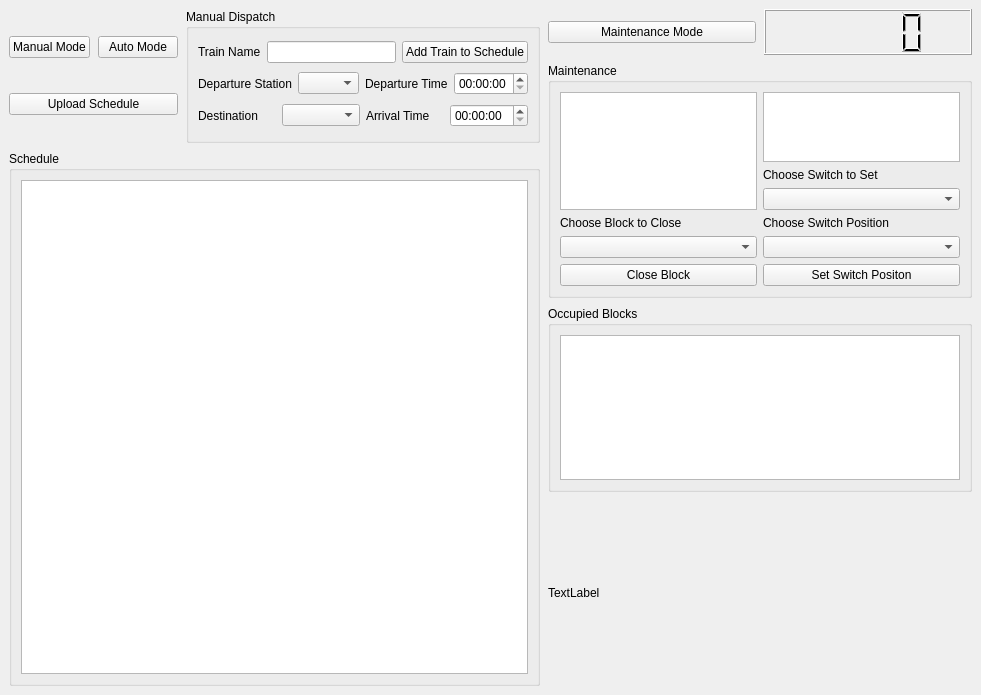
Before: the Qt Designer form CTC/CTC_UI.ui in asmithie13/ECE-1140, drawn with Qt 5.
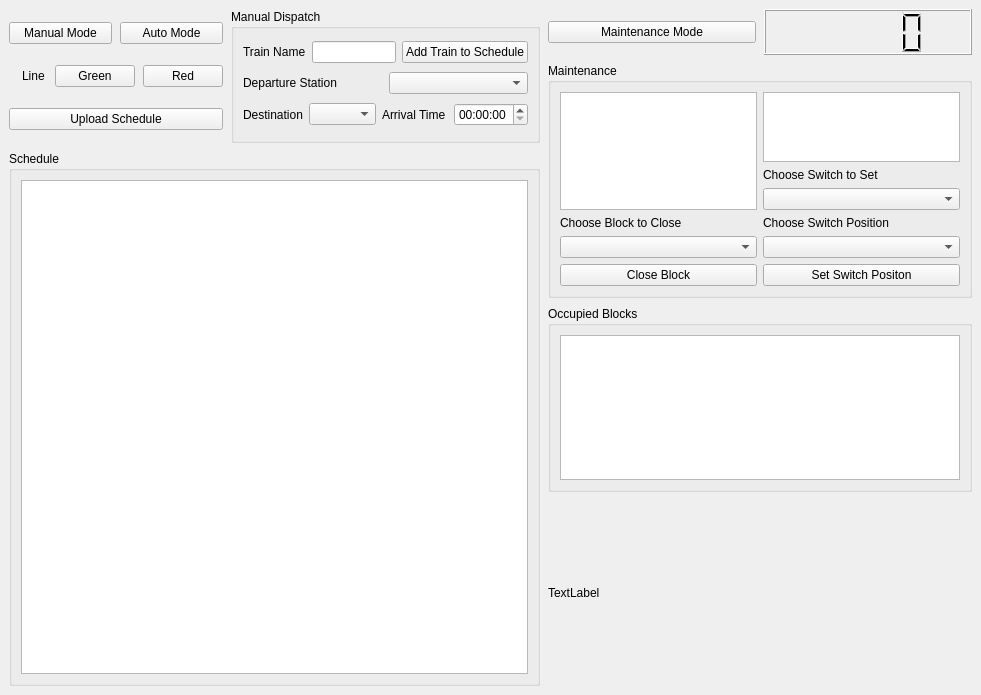
After: the same form once the commit is applied.

Patch:
```diff
--- a/CTC/CTC_UI.ui
+++ b/CTC/CTC_UI.ui
@@ -44,6 +44,44 @@
               </item>
              </layout>
             </item>
+            <item>
+             <layout class="QHBoxLayout" name="horizontalLayout" stretch="1,2,4,4">
+              <item>
+               <spacer name="horizontalSpacer">
+                <property name="orientation">
+                 <enum>Qt::Horizontal</enum>
+                </property>
+                <property name="sizeHint" stdset="0">
+                 <size>
+                  <width>40</width>
+                  <height>20</height>
+                 </size>
+                </property>
+               </spacer>
+              </item>
+              <item>
+               <widget class="QLabel" name="LineLabel">
+                <property name="text">
+                 <string>Line</string>
+                </property>
+               </widget>
+              </item>
+              <item>
+               <widget class="QPushButton" name="GreenLineButton">
+                <property name="text">
+                 <string>Green</string>
+                </property>
+               </widget>
+              </item>
+              <item>
+               <widget class="QPushButton" name="RedLineButton">
+                <property name="text">
+                 <string>Red</string>
+                </property>
+               </widget>
+              </item>
+             </layout>
+            </item>
             <item>
              <widget class="QPushButton" name="UploadButton">
               <property name="palette">
@@ -473,7 +511,7 @@
             <property name="title">
              <string>Manual Dispatch</string>
             </property>
-            <layout class="QHBoxLayout" name="horizontalLayout_3" stretch="3">
+            <layout class="QHBoxLayout" name="horizontalLayout_3" stretch="0">
              <item>
               <layout class="QVBoxLayout" name="ManualDispatcRows">
                <item>
@@ -498,7 +536,7 @@
                 </layout>
                </item>
                <item>
-                <layout class="QHBoxLayout" name="ManualDispatchRow2">
+                <layout class="QHBoxLayout" name="ManualDispatchRow2" stretch="2,2">
                  <item>
                   <widget class="QLabel" name="DepartureStationLabel">
                    <property name="text">
@@ -515,20 +553,10 @@
                    </item>
                   </widget>
                  </item>
-                 <item>
-                  <widget class="QLabel" name="DepartureTimeLabel">
-                   <property name="text">
-                    <string>Departure Time</string>
-                   </property>
-                  </widget>
-                 </item>
-                 <item>
-                  <widget class="QTimeEdit" name="DepartureTimeEdit"/>
-                 </item>
                 </layout>
                </item>
                <item>
-                <layout class="QHBoxLayout" name="ManualDispatchRow3">
+                <layout class="QHBoxLayout" name="ManualDispatchRow3" stretch="1,2,2,2">
                  <property name="sizeConstraint">
                   <enum>QLayout::SetFixedSize</enum>
                  </property>
```
